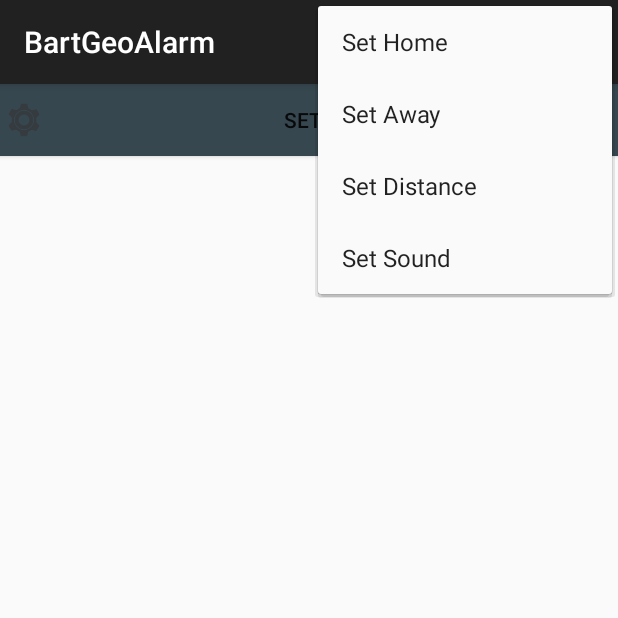
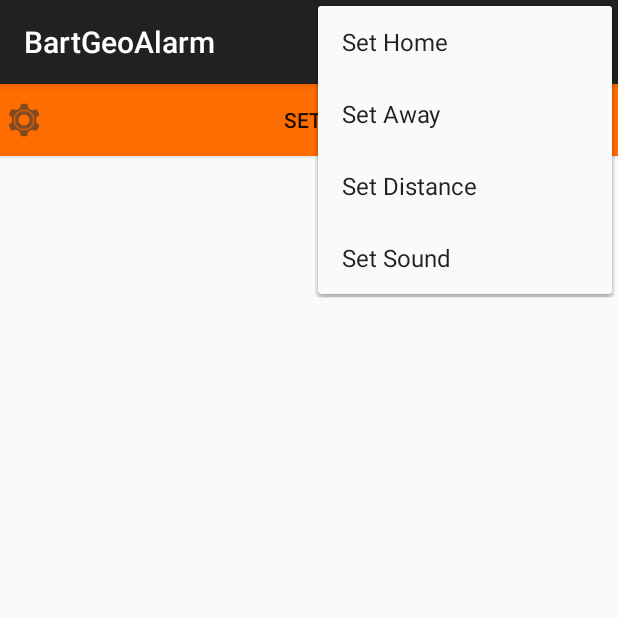
Before and after one commit to esamaniego/BartGeoAlarm, an Android app: the MainActivity screen opened directly, with no data from a screen before it, with the options menu open, on a phone screen of 412 x 824 dp, the top half of it. Run offline under Robolectric (Android 15) with nearby library versions, the light colour scheme and no system bars; 1 statement that could not run was skipped.

Commit message:
solution for the spinner item select crash issue. replaced onmapready(). experimenting with color scheme and icon

```diff
--- a/app/src/main/AndroidManifest.xml
+++ b/app/src/main/AndroidManifest.xml
@@ -7,7 +7,7 @@
 
     <application
         android:allowBackup="true"
-        android:icon="@drawable/ic_launcher"
+        android:icon="@drawable/alarmclock"
         android:label="@string/app_name"
         android:theme="@style/AppTheme" >
         <activity
--- a/app/src/main/res/layout/activity_main.xml
+++ b/app/src/main/res/layout/activity_main.xml
@@ -6,7 +6,7 @@
         xmlns:android="http://schemas.android.com/apk/res/android"
         android:layout_width="match_parent"
         android:layout_height="match_parent"
-        android:background="@color/material_deep_teal_200"
+        android:background="#FFB74D"
         android:orientation="vertical" >
 
         <Spinner
@@ -55,7 +55,7 @@
             android:text="Settings"
             android:id="@+id/button"
             android:onClick="toggleMenu"
-            android:background="@color/material_blue_grey_800"
+            android:background="#FF6D00"
             android:layout_alignParentTop="true"
             android:layout_alignParentLeft="true"
             android:layout_alignParentStart="true" />
```
Also changed, not shown: app/src/main/java/com/finalproject/erwin/bartgeoalarm/MainActivity.java (+74 -37 lines), app/src/main/res/drawable/alarmclock.png (added).
